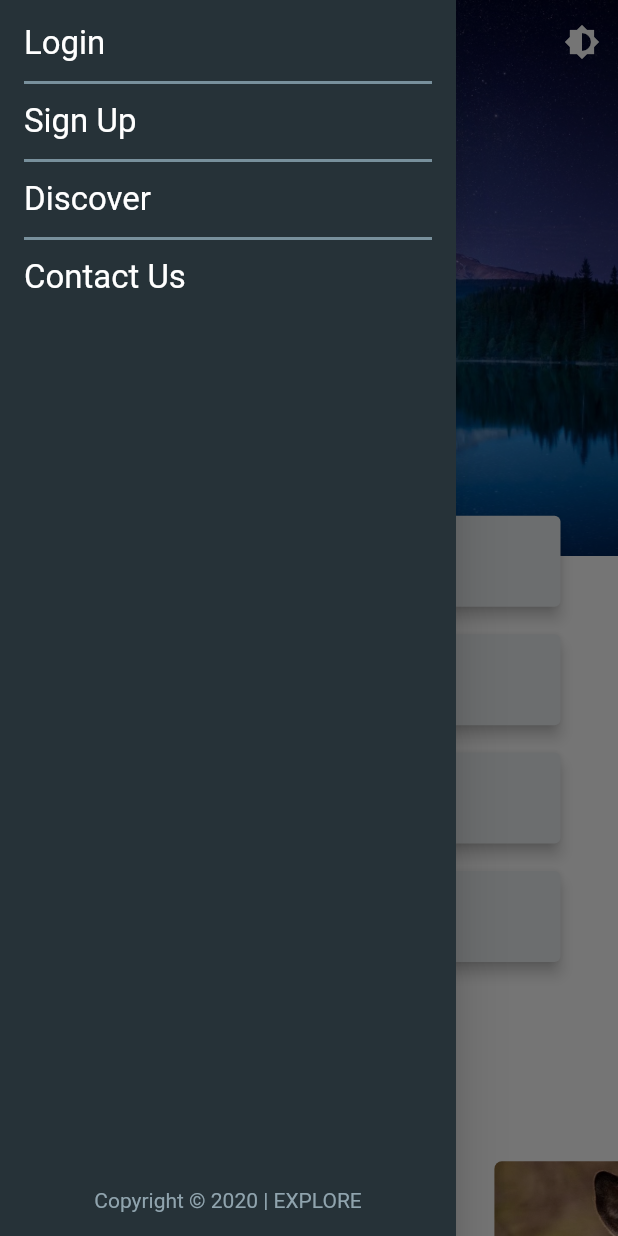
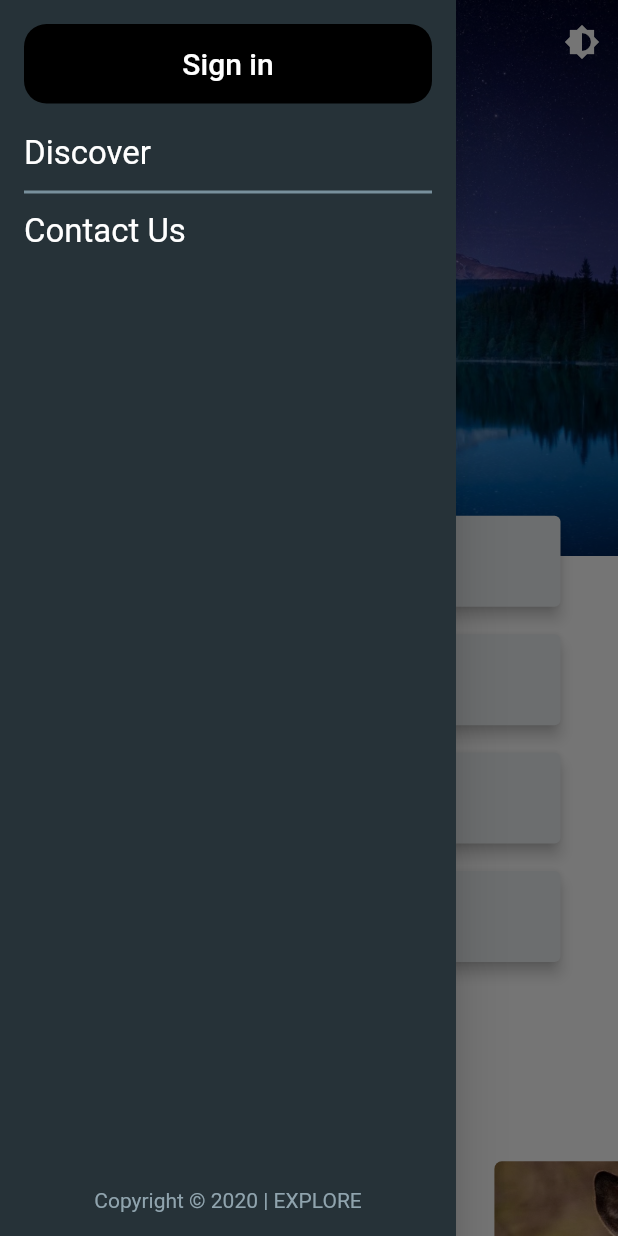
Before and after one commit to sbis04/explore, a Flutter app: the screen it shows after launch, with the side drawer open, on a phone screen of 412 x 824 dp. Run offline on Flutter 3.47's test engine with Material 2 defaults, Android fonts, the phone set to English and light mode, and no system bars; our stand-ins replace carousel_slider, dynamic_theme, firebase_auth, google_sign_in, shared_preferences; accounts and stored records are empty.

Commit message:
Added sign in button in drawer

```diff
--- a/lib/widgets/explore_drawer.dart
+++ b/lib/widgets/explore_drawer.dart
@@ -16,34 +16,32 @@ class ExploreDrawer extends StatelessWidget {
             crossAxisAlignment: CrossAxisAlignment.start,
             mainAxisAlignment: MainAxisAlignment.start,
             children: [
-              InkWell(
-                onTap: () {},
-                child: Text(
-                  'Login',
-                  style: TextStyle(color: Colors.white, fontSize: 22),
+              Container(
+                width: double.maxFinite,
+                child: FlatButton(
+                  color: Colors.black,
+                  hoverColor: Colors.blueGrey[700],
+                  highlightColor: Colors.black,
+                  onPressed: () {},
+                  shape: RoundedRectangleBorder(
+                    borderRadius: BorderRadius.circular(15),
+                  ),
+                  child: Padding(
+                    padding: EdgeInsets.only(
+                      top: 15.0,
+                      bottom: 15.0,
+                    ),
+                    child: Text(
+                      'Sign in',
+                      style: TextStyle(
+                        fontSize: 20,
+                        color: Colors.white,
+                      ),
+                    ),
+                  ),
                 ),
               ),
-              Padding(
-                padding: const EdgeInsets.only(top: 5.0, bottom: 5.0),
-                child: Divider(
-                  color: Colors.blueGrey[400],
-                  thickness: 2,
-                ),
-              ),
-              InkWell(
-                onTap: () {},
-                child: Text(
-                  'Sign Up',
-                  style: TextStyle(color: Colors.white, fontSize: 22),
-                ),
-              ),
-              Padding(
-                padding: const EdgeInsets.only(top: 5.0, bottom: 5.0),
-                child: Divider(
-                  color: Colors.blueGrey[400],
-                  thickness: 2,
-                ),
-              ),
+              SizedBox(height: 20),
               InkWell(
                 onTap: () {},
                 child: Text(
```
